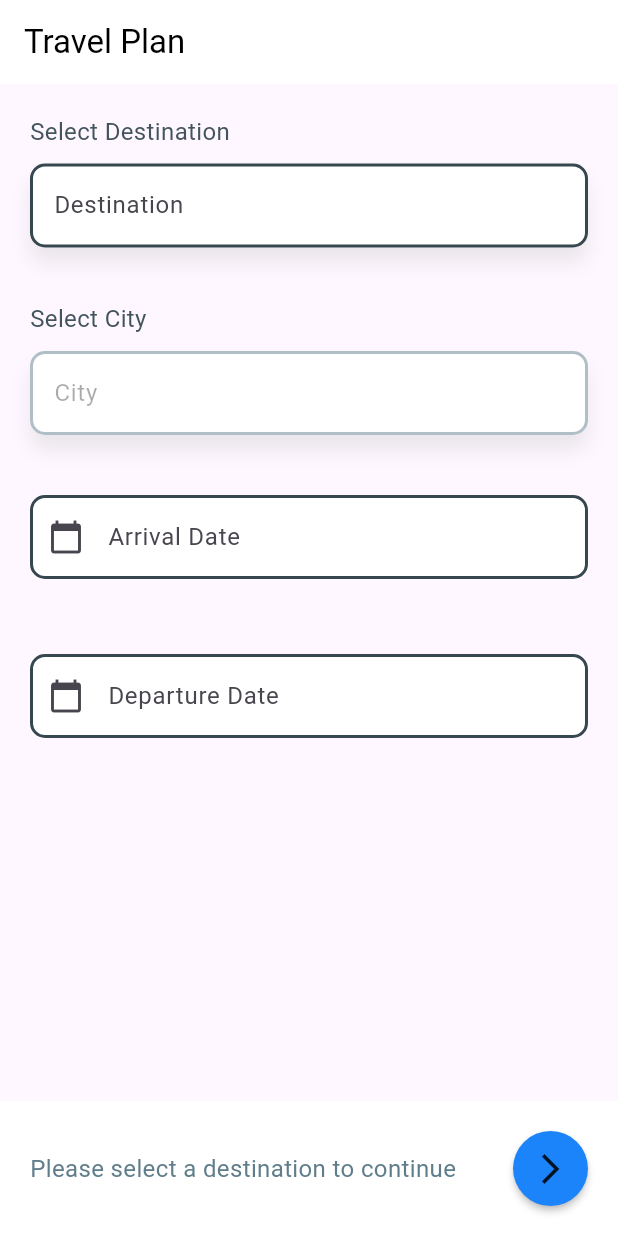
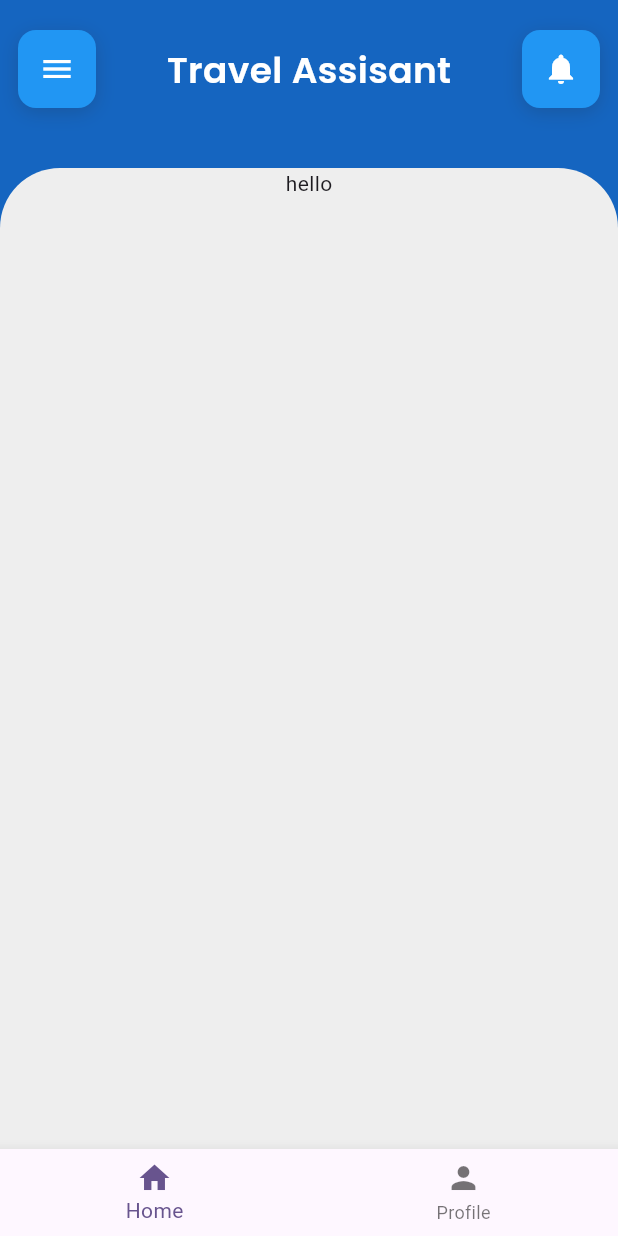
Before and after one commit to NZpatelK/Travel-Assistant, a Flutter app: the screen it shows after launch, on a phone screen of 412 x 824 dp. Run offline on Flutter 3.47's test engine with Material 3 defaults, Android fonts, the phone set to English and light mode, and no system bars; drawn by our look-alikes of searchfield; our stand-ins replace flutter_markdown, google_fonts, google_generative_ai.

Commit message:
add new design

```diff
--- a/lib/display_travel_plan.dart
+++ b/lib/display_travel_plan.dart
@@ -1,7 +1,6 @@
 import 'package:flutter/material.dart';
 import 'package:myapp/generate_travel_plan.dart';
 import 'package:flutter_markdown/flutter_markdown.dart';
-
 
 class DisplayTravelPlan extends StatefulWidget {
   const DisplayTravelPlan({super.key});
@@ -12,17 +11,27 @@ class DisplayTravelPlan extends StatefulWidget {
 
 class _DisplayTravelPlanState extends State<DisplayTravelPlan> {
   String travelPlan = "Travel Plan is Generating...";
+  String? destination;
+  String? city;
+  DateTime? arrival;
+  DateTime? departure;
+  bool isGenerate = false;
 
   @override
   void initState() {
     super.initState();
     initModel();
+    setState(() {
+      isGenerate = false;
+    });
   }
 
-  void getPlan(plan) async {
-    String result = await generateTravelPlan(plan);
+  void getPlan() async {
+    String result = await generateTravelPlan(
+        'Create list of options of what to visit place, activites, hidden gems, hidden place, interesting thing, food, drink, hotel, transport, fun and much that we should visit. here my travel detail. Destination: $destination, City: $city, Arrival: $arrival, Departure: $departure');
     setState(() {
       travelPlan = result;
+      isGenerate = true;
     });
   }
 
@@ -30,13 +39,14 @@ class _DisplayTravelPlanState extends State<DisplayTravelPlan> {
   Widget build(BuildContext context) {
     final args = ModalRoute.of(context)!.settings.arguments as Map;
 
-    final destination = args['destination'];
-    final city = args['city'];
-    final arrival = args['arrival'];
-    final departure = args['departure'];
+    destination = args['destination'];
+    city = args['city'];
+    arrival = args['arrival'];
+    departure = args['departure'];
 
-    getPlan(
-        'Create a travel plan here my detail. Destination: $destination, City: $city, Arrival: $arrival, Departure: $departure');
+    if (!isGenerate) {
+      getPlan();
+    }
 
     return MaterialApp(
       home: Scaffold(
@@ -44,7 +54,7 @@ class _DisplayTravelPlanState extends State<DisplayTravelPlan> {
         body: SingleChildScrollView(
           padding: const EdgeInsets.all(20),
           child: Column(children: [
-            MarkdownBody(data:travelPlan),
+            MarkdownBody(data: travelPlan),
           ]),
         ),
       ),
--- a/lib/generate_travel_plan.dart
+++ b/lib/generate_travel_plan.dart
@@ -5,7 +5,7 @@ late final ChatSession _chatSession;
 
 void initModel() async {
   _model = GenerativeModel(
-      model: 'gemini-pro', apiKey: ''
+      model: 'gemini-pro', apiKey:''
       // apiKey: const String.fromEnvironment('api_key'),
       );
   _chatSession = _model.startChat();
--- a/lib/main.dart
+++ b/lib/main.dart
@@ -1,6 +1,7 @@
 import 'package:flutter/material.dart';
 import 'package:myapp/destination_search.dart';
 import 'package:myapp/display_travel_plan.dart';
+import 'package:myapp/new_design.dart';
 
 void main() {
   runApp(const MyApp());
@@ -14,11 +15,12 @@ class MyApp extends StatelessWidget {
   Widget build(BuildContext context) {
     return MaterialApp(
       title: 'Flutter Demo',
+      debugShowCheckedModeBanner: false,
       theme: ThemeData(
         colorScheme: ColorScheme.fromSeed(seedColor: Colors.deepPurple),
         useMaterial3: true,
       ),
-      home: const DestinationSearch(),
+      home: const NewDesign(),
       routes: {
         // '/destination_search': (context) => const DestinationSearch(),
         '/display': (context) => const DisplayTravelPlan(),
--- /dev/null
+++ b/lib/new_design.dart
@@ -0,0 +1,103 @@
+import 'package:flutter/material.dart';
+import 'package:google_fonts/google_fonts.dart';
+
+class NewDesign extends StatefulWidget {
+// Suggested code may be subject to a license. Learn more: ~LicenseLog:3985388548.
+  const NewDesign({Key? key}) : super(key: key);
+
+  @override
+  State<NewDesign> createState() => _NewDesignState();
+}
+
+class _NewDesignState extends State<NewDesign> {
+  @override
+  Widget build(BuildContext context) {
+    return Scaffold(
+      backgroundColor: Colors.blue[800],
+      bottomNavigationBar: BottomNavigationBar(
+        items: const [
+          BottomNavigationBarItem(icon: Icon(Icons.home), label: 'Home'),
+          BottomNavigationBarItem(icon: Icon(Icons.person), label: 'Profile')
+        ],
+      ),
+      body: SafeArea(
+        child: Column(
+          children: [
+            Padding(
+              padding: const EdgeInsets.symmetric(horizontal: 12.0, vertical: 20.0),
+              child: Column(
+                children: [
+                  Row(
+                    mainAxisAlignment: MainAxisAlignment.spaceBetween,
+                    children: [
+                      Container(
+                        decoration: BoxDecoration(
+                          color: Colors.blue[500],
+                          borderRadius: BorderRadius.circular(12),
+                          boxShadow: [
+                            BoxShadow(
+                              color: const Color.fromARGB(255, 36, 36, 36)
+                                  .withOpacity(0.2),
+                              blurRadius: 10,
+                              offset: const Offset(0, 3),
+                            )
+                          ],
+                        ),
+                        padding: const EdgeInsets.all(14),
+                        child: const Icon(Icons.menu, color: Colors.white),
+                      ),
+                      Text('Travel Assisant',
+                          style: GoogleFonts.poppins(
+                            color: Colors.white,
+                            fontSize: 24,
+                            fontWeight: FontWeight.w600,
+                          )),
+                      Container(
+                        decoration: BoxDecoration(
+                          color: Colors.blue[500],
+                          borderRadius: BorderRadius.circular(12),
+                          boxShadow: [
+                            BoxShadow(
+                              color: const Color.fromARGB(255, 36, 36, 36)
+                                  .withOpacity(0.2),
+                              blurRadius: 10,
+                              offset: const Offset(0, 3),
+                            )
+                          ],
+                        ),
+                        padding: const EdgeInsets.all(14),
+                        child: const Icon(
+                          Icons.notifications,
+                          color: Colors.white,
+                        ),
+                      )
+                    ],
+                  ),
+                ],
+              ),
+            ),
+            const SizedBox(
+              height: 20,
+            ),
+            Expanded(
+              child: ClipRRect(
+                borderRadius: const BorderRadius.only(
+                  topLeft: Radius.circular(40),
+                  topRight: Radius.circular(40),
+                ),
+                child: Container(color: Colors.grey[200],
+                child: const Center(
+                  child: Column(
+                    children: [
+                    Text("hello"),
+                  ],),
+                ),),
+              ),
+
+            ),
+          ],
+        ),
+      ),
+    );
+  }
+}
--- a/pubspec.yaml
+++ b/pubspec.yaml
@@ -37,6 +37,7 @@ dependencies:
   # Use with the CupertinoIcons class for iOS style icons.
   cupertino_icons: ^1.0.6
   searchfield: ^1.0.9
+  google_fonts: ^6.2.1
   google_generative_ai: ^0.4.6
   flutter_markdown: ^0.6.18+3
 
```
Also changed, not shown: pubspec.lock.
